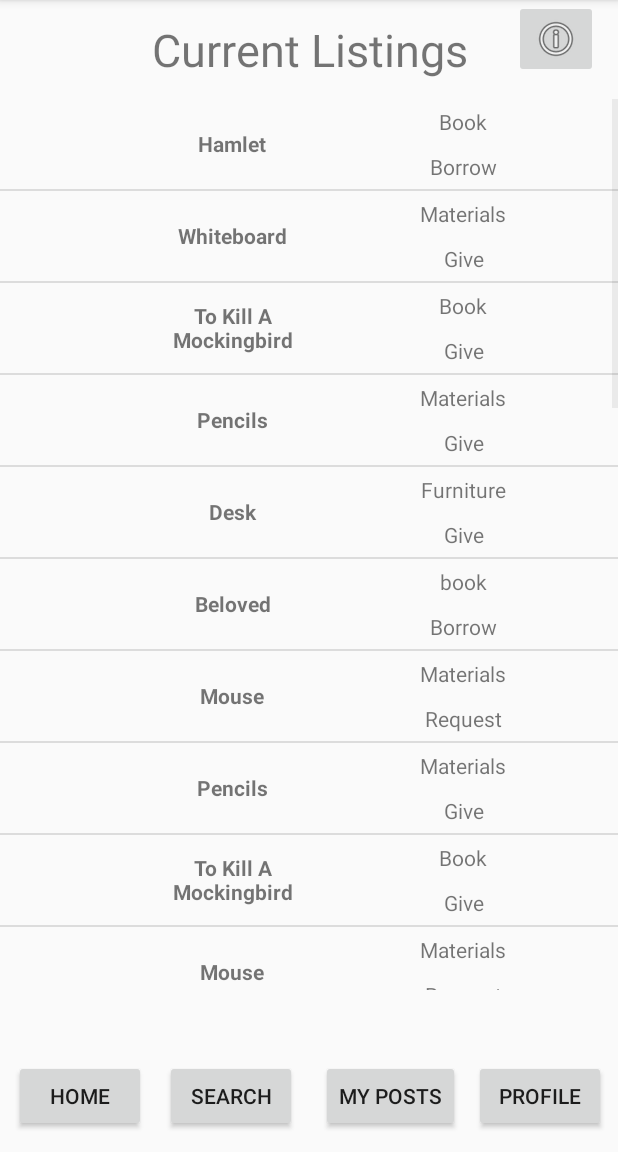
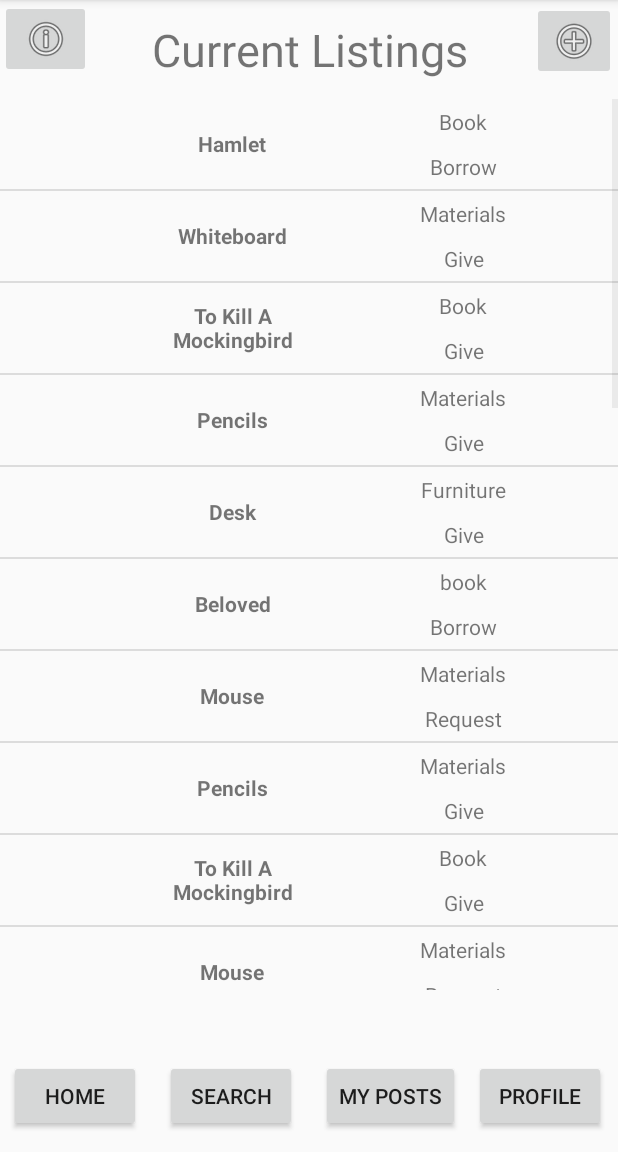
Before and after one commit to justkhant/SwapSwap---Android-WebAp, an Android app: the HomeActivity screen opened directly, with no data from a screen before it, on a phone screen of 412 x 824 dp, the part 84-1236 px from its top. Run offline under Robolectric (Android 15) with nearby library versions, the phone set to English and light mode, and no system bars; libraries missing offline, so code that uses them is left out: com.nostra13.universalimageloader; 6 statements that could not run were skipped.

Commit message:
added new post button and linked page

```diff
--- a/Final_Project/app/src/main/java/edu/upenn/cis350/final_project/HomeActivity.java
+++ b/Final_Project/app/src/main/java/edu/upenn/cis350/final_project/HomeActivity.java
@@ -22,6 +22,7 @@ public class HomeActivity extends AppCompatActivity {
     public static final int SEARCH_ACTIVITY_ID = 6;
     public static final int POSTS_ACTIVITY_ID = 7;
     public static final int PROFILE_ACTIVITY_ID = 8;
+    public static final int NEW_POST_ID = 10;
 
     private Intent curr_intent;
 
@@ -114,6 +115,12 @@ public class HomeActivity extends AppCompatActivity {
         //startActivityForResult(i, POSTS_ACTIVITY_ID);
     }
 
+    public void onAddClick(View view) {
+        Intent i = new Intent(this, NewPostActivity.class);
+        startActivityForResult(i, NEW_POST_ID);
+    }
+
+
     public void onProfileClick(View view) {
         Intent i = new Intent(this, UserProfileActivity.class);
 
--- a/Final_Project/app/src/main/res/layout/activity_home.xml
+++ b/Final_Project/app/src/main/res/layout/activity_home.xml
@@ -32,7 +32,7 @@
         android:layout_height="wrap_content"
         android:layout_alignParentStart="true"
         android:layout_alignParentBottom="true"
-        android:layout_marginStart="9dp"
+        android:layout_marginStart="6dp"
         android:layout_marginBottom="13dp"
         android:onClick="onHomeClick"
         android:text="Home" />
@@ -71,10 +71,24 @@
     <ImageButton
         android:layout_width="wrap_content"
         android:layout_height="wrap_content"
+        android:layout_alignParentStart="true"
         android:layout_alignParentTop="true"
         android:layout_alignParentEnd="true"
-        android:layout_marginEnd="13dp"
+        android:layout_marginStart="0dp"
+        android:layout_marginTop="0dp"
+        android:layout_marginEnd="351dp"
         android:onClick="onInfoClick"
         app:srcCompat="@android:drawable/ic_menu_info_details" />
 
+    <ImageButton
+        android:id="@+id/addButton"
+        android:layout_width="wrap_content"
+        android:layout_height="wrap_content"
+        android:layout_alignParentTop="true"
+        android:layout_alignParentEnd="true"
+        android:layout_marginTop="1dp"
+        android:layout_marginEnd="1dp"
+        android:onClick="onAddClick"
+        app:srcCompat="@android:drawable/ic_menu_add" />
+
 </RelativeLayout>
```
Also changed, not shown: Final_Project/app/src/main/res/layout/activity_user_profile.xml (+4 -4 lines).
